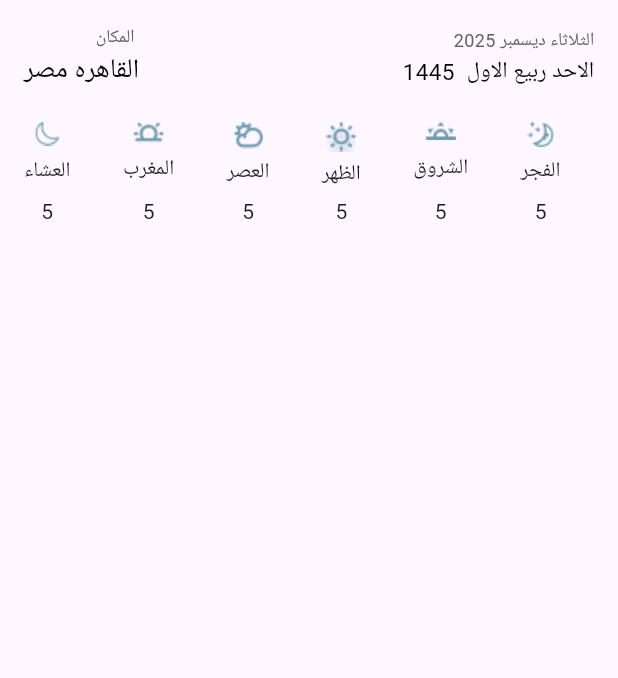
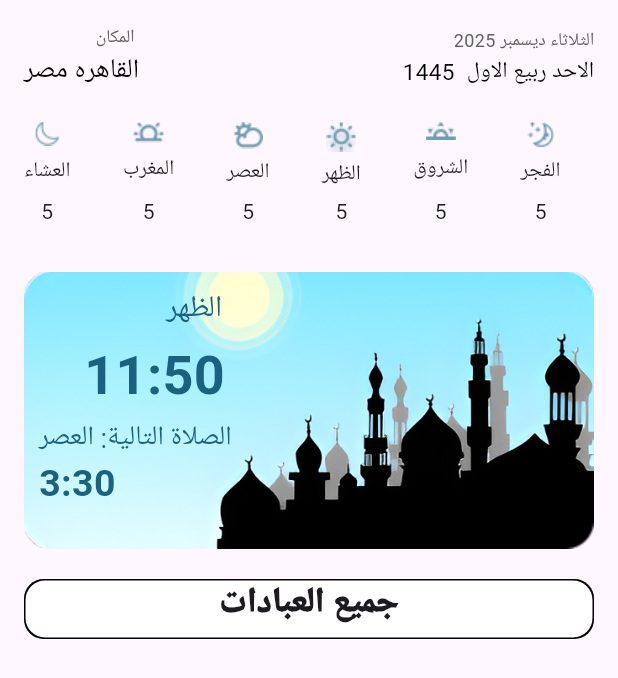
Before and after one commit to amrelmaadawy/quranApp, a Flutter app: the screen it shows after launch, on a phone screen of 412 x 824 dp. Shown: the top 678 px of the screen. Run offline on Flutter 3.47's test engine with Material 3 defaults, Android fonts, the phone set to English and light mode, and no system bars.

Commit message:
worships card done

```diff
--- a/lib/core/app_color.dart
+++ b/lib/core/app_color.dart
@@ -4,5 +4,6 @@ class AppColor {
   static const Color kprimryColor = Color(0xFF01B7F1);
   static const Color kgrey = Color(0xFFa1a1a1);
   static const Color kunselectedicon = Color(0xFF005773);
+  static const Color kTextColor = Color(0xFF1B6180);
 
 }
--- a/lib/views/home/UI/home_view.dart
+++ b/lib/views/home/UI/home_view.dart
@@ -1,7 +1,8 @@
 import 'package:flutter/material.dart';
 import 'package:quranapp/views/home/UI/widgets/home_appbar.dart';
-import 'package:quranapp/views/home/logic/prayers.dart';
-
+import 'package:quranapp/views/home/UI/widgets/prayer_card.dart';
+import 'package:quranapp/views/home/UI/widgets/prayers_row.dart';
+import 'package:quranapp/views/home/UI/widgets/worships_card.dart';
 
 class HomeView extends StatelessWidget {
   const HomeView({super.key});
@@ -16,31 +17,11 @@ class HomeView extends StatelessWidget {
             children: [
               HomeAppBar(),
               SizedBox(height: 20),
-              SizedBox(
-                height: 70,
-                width: double.infinity,
-                child: ListView.separated(
-                  separatorBuilder: (context, index) => SizedBox(width: 35),
-                  shrinkWrap: true,
-                  itemBuilder: (context, index) {
-                    return Container(
-                      decoration: BoxDecoration(
-                        borderRadius: BorderRadius.circular(10),
-                      ),
-                      child: Column(
-                        mainAxisAlignment: MainAxisAlignment.spaceBetween,
-                        children: [
-                          Container(child: prayers[index].icon),
-                          Text(prayers[index].name),
-                          Text(prayers[index].time),
-                        ],
-                      ),
-                    );
-                  },
-                  itemCount: prayers.length,
-                  scrollDirection: Axis.horizontal,
-                ),
-              ),
+              PrayersRow(),
+              SizedBox(height: 30),
+              PrayerCard(),
+              SizedBox(height: 20),
+              WorshipsCard(),
             ],
           ),
         ),
--- /dev/null
+++ b/lib/views/home/UI/widgets/prayer_card.dart
@@ -0,0 +1,41 @@
+
+import 'package:flutter/material.dart';
+import 'package:quranapp/core/app_color.dart';
+
+class PrayerCard extends StatelessWidget {
+  const PrayerCard({
+    super.key,
+  });
+
+  @override
+  Widget build(BuildContext context) {
+    return Stack(
+      children: [
+        Container(
+          decoration: BoxDecoration(borderRadius:BorderRadius.circular(15)),
+          width: 400,
+          child: FittedBox(
+            fit: BoxFit.fill,
+            child: Image.asset('assets/images/mosqueFrame1.png'),
+          ),
+        ),
+        Positioned(
+          left: 95,
+          top: 10,
+          child: Text('الظهر',style: TextStyle(fontSize: 20,color: AppColor.kTextColor),)),
+        Positioned(
+          left: 40,
+          bottom:90 ,
+          child: Text('11:50',style: TextStyle(fontSize: 36,color: AppColor.kTextColor,fontWeight: FontWeight.bold))),
+        Positioned(
+          left: 10,
+          bottom: 60,
+          child: Text('الصلاة التالية: العصر',style: TextStyle(fontSize: 18,color: AppColor.kTextColor))),
+        Positioned(
+          bottom: 25,
+          left: 10,
+          child: Text('3:30',style: TextStyle(fontSize: 25,color: AppColor.kTextColor,fontWeight: FontWeight.bold))),
+      ],
+    );
+  }
+}
--- /dev/null
+++ b/lib/views/home/UI/widgets/prayers_row.dart
@@ -0,0 +1,38 @@
+
+import 'package:flutter/material.dart';
+import 'package:quranapp/views/home/logic/prayers.dart';
+
+class PrayersRow extends StatelessWidget {
+  const PrayersRow({
+    super.key,
+  });
+
+  @override
+  Widget build(BuildContext context) {
+    return SizedBox(
+      height: 70,
+      width: double.infinity,
+      child: ListView.separated(
+        separatorBuilder: (context, index) => SizedBox(width: 35),
+        shrinkWrap: true,
+        itemBuilder: (context, index) {
+          return Container(
+            decoration: BoxDecoration(
+              borderRadius: BorderRadius.circular(10),
+            ),
+            child: Column(
+              mainAxisAlignment: MainAxisAlignment.spaceBetween,
+              children: [
+                Container(child: prayers[index].icon),
+                Text(prayers[index].name),
+                Text(prayers[index].time),
+              ],
+            ),
+          );
+        },
+        itemCount: prayers.length,
+        scrollDirection: Axis.horizontal,
+      ),
+    );
+  }
+}
--- /dev/null
+++ b/lib/views/home/UI/widgets/worships_card.dart
@@ -0,0 +1,43 @@
+
+
+import 'package:flutter/material.dart';
+
+class WorshipsCard extends StatelessWidget {
+  const WorshipsCard({super.key});
+
+  @override
+  Widget build(BuildContext context) {
+    return Stack(
+      children: [
+        Container(
+          decoration: BoxDecoration(
+            borderRadius: BorderRadius.circular(13),
+            color: Colors.black,
+          ),
+          width: 380,
+          height: 40,
+        ),
+        Positioned(
+          top: 1,
+          bottom: 1,
+          left: 1,
+          right: 1,
+          child: Container(
+            decoration: BoxDecoration(
+              borderRadius: BorderRadius.circular(13),
+              color: Colors.white,
+            ),
+            width: 355,
+            height: 40,
+          ),
+        ),
+        Center(
+          child: Text(
+            'جميع العبادات',
+            style: TextStyle(fontSize: 23, fontWeight: FontWeight.w900),
+          ),
+        ),
+      ],
+    );
+  }
+}
```
Also changed, not shown: assets/images/mosqueFrame1.png (added).
